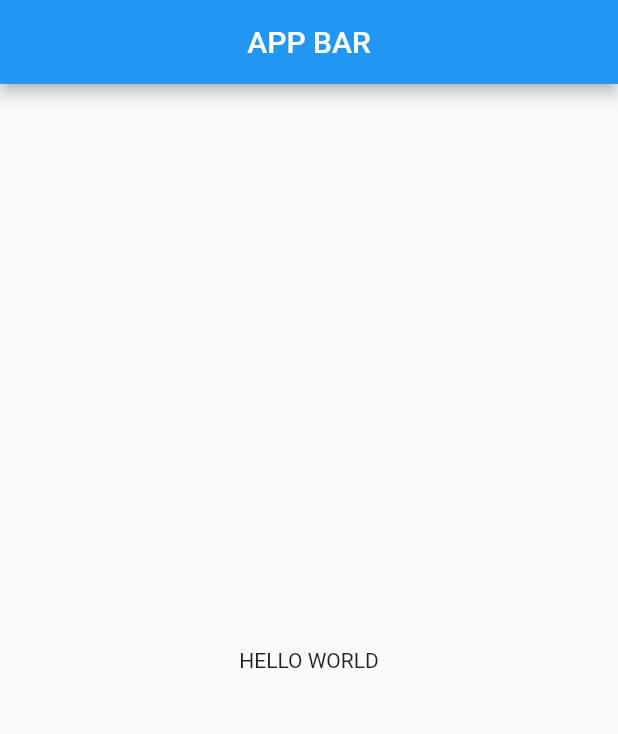
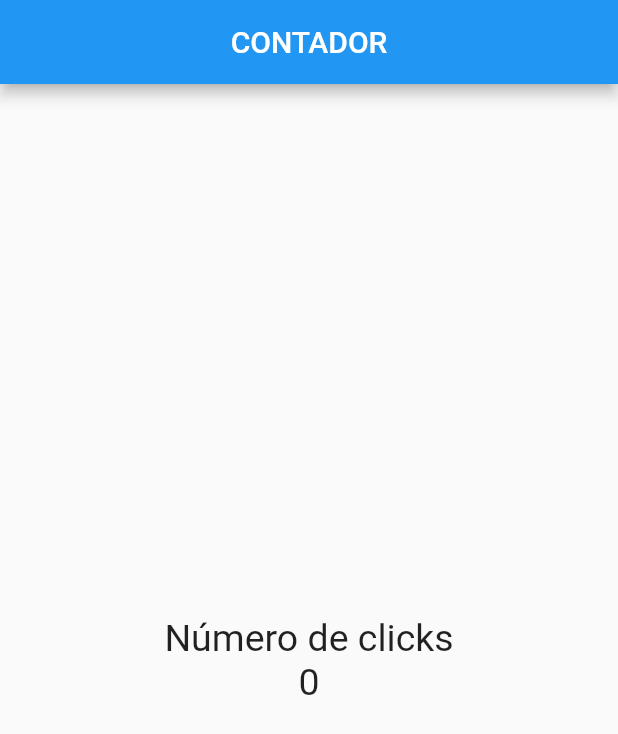
Before and after one commit to echeverriadev/flutter-practice, a Flutter app: the screen it shows after launch, on a phone screen of 412 x 824 dp. Shown: the top 734 px of the screen. Run offline on Flutter 3.47's test engine with Material 2 defaults, Android fonts, the phone set to English and light mode, and no system bars.

Commit message:
add more widget with style

```diff
--- a/lib/src/pages/home_page.dart
+++ b/lib/src/pages/home_page.dart
@@ -1,15 +1,23 @@
 import 'package:flutter/material.dart';
 
 class HomePage extends StatelessWidget{
+  final textStyle = new TextStyle( fontSize: 25);
+
   @override
   Widget build(context) {
     return Scaffold(
       appBar: AppBar(
-        title: Text("APP BAR"),
+        title: Text("CONTADOR"),
         centerTitle: true,
       ),
       body: Center(
-        child: Text("HELLO WORLD"),
+        child: Column(
+          mainAxisAlignment: MainAxisAlignment.center, //propiedad de column para centrar los hijos
+          children: <Widget>[
+            Text("Número de clicks", style: textStyle),
+            Text("0", style: textStyle)
+          ],
+        ),
       ),
     ) ;
   }
```
